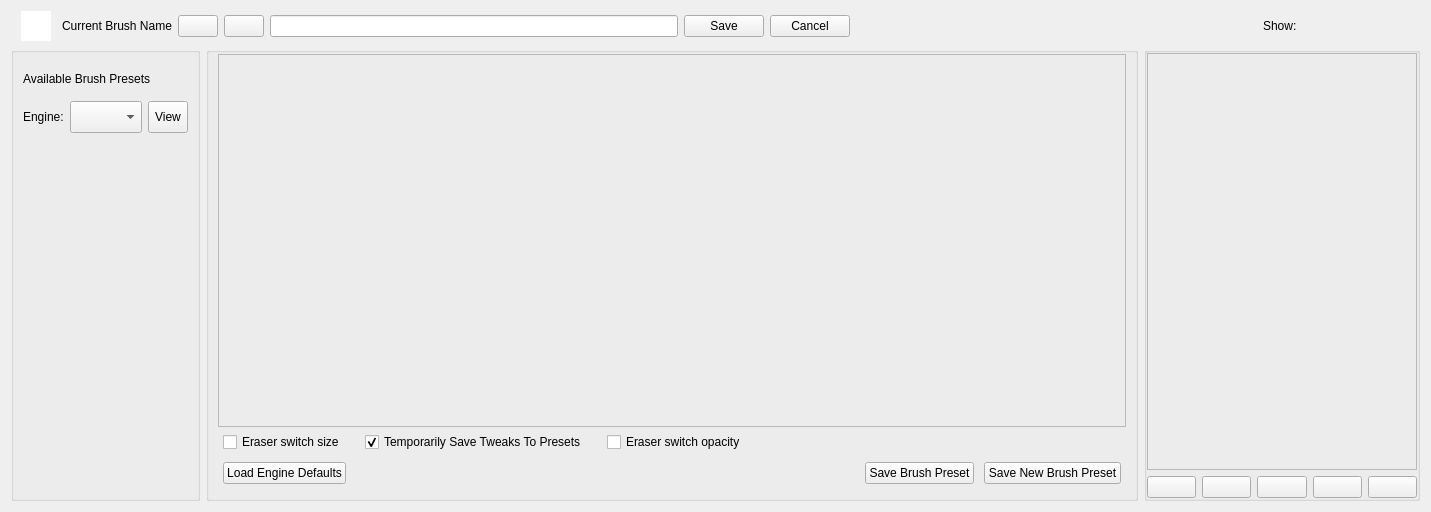
KDE/krita, file libs/ui/forms/wdgpaintopsettings.ui: the form before one commit.
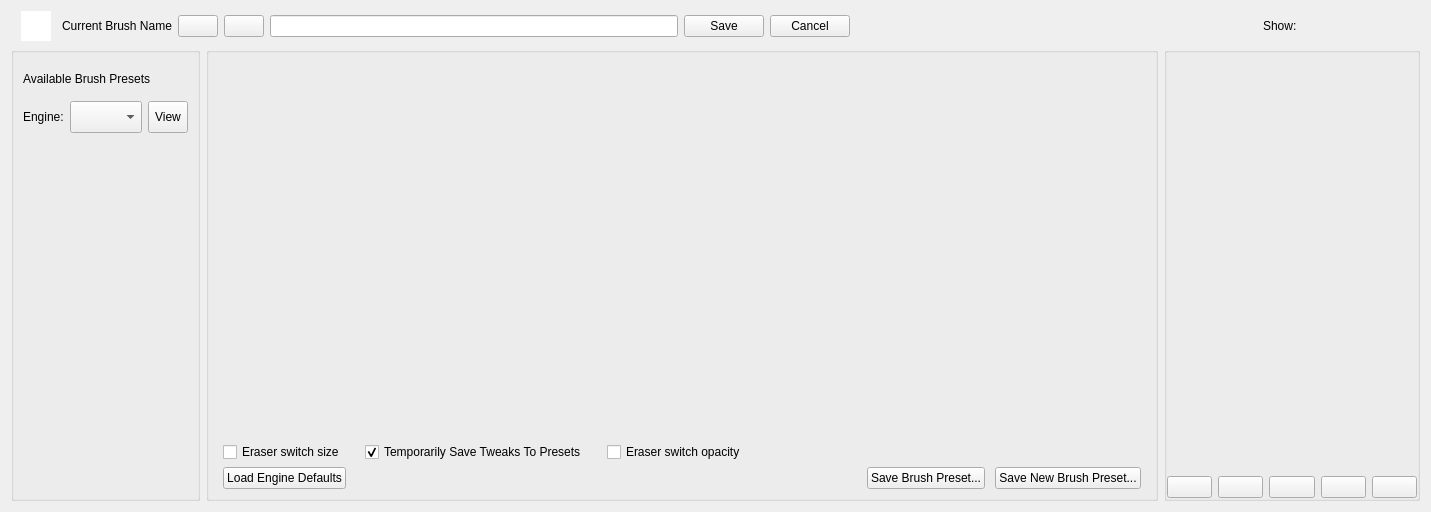
The form after the commit. Custom widgets are drawn as their Qt base class.

Commit message: remove some extra lines in the brush editor and condense the space a bit. Also updated the label by the save as new brush so it is closer to the scratchpad area

The edit to the form file:
```diff
--- a/libs/ui/forms/wdgpaintopsettings.ui
+++ b/libs/ui/forms/wdgpaintopsettings.ui
@@ -16,6 +16,9 @@
   <layout class="QGridLayout" name="gridLayout">
    <item row="1" column="1">
     <widget class="QGroupBox" name="brushEditorSettingsControls">
+     <property name="flat">
+      <bool>false</bool>
+     </property>
      <layout class="QVBoxLayout" name="brushEditorLayout">
       <property name="spacing">
        <number>0</number>
@@ -38,10 +41,13 @@
          </size>
         </property>
         <property name="frameShape">
-         <enum>QFrame::StyledPanel</enum>
+         <enum>QFrame::NoFrame</enum>
         </property>
         <property name="frameShadow">
-         <enum>QFrame::Raised</enum>
+         <enum>QFrame::Plain</enum>
+        </property>
+        <property name="lineWidth">
+         <number>0</number>
         </property>
        </widget>
       </item>
@@ -54,7 +60,7 @@
          <number>5</number>
         </property>
         <property name="topMargin">
-         <number>5</number>
+         <number>0</number>
         </property>
         <property name="rightMargin">
          <number>5</number>
@@ -150,13 +156,13 @@
          <number>5</number>
         </property>
         <property name="topMargin">
-         <number>5</number>
+         <number>0</number>
         </property>
         <property name="rightMargin">
          <number>5</number>
         </property>
         <property name="bottomMargin">
-         <number>5</number>
+         <number>0</number>
         </property>
         <item>
          <widget class="QPushButton" name="bnDefaultPreset">
@@ -187,14 +193,14 @@
         <item>
          <widget class="QPushButton" name="saveBrushPresetButton">
           <property name="text">
-           <string>Save Brush Preset</string>
+           <string>Save Brush Preset...</string>
           </property>
          </widget>
         </item>
         <item>
          <widget class="QPushButton" name="saveNewBrushPresetButton">
           <property name="text">
-           <string>Save New Brush Preset</string>
+           <string>Save New Brush Preset...</string>
           </property>
          </widget>
         </item>
@@ -230,12 +236,30 @@
       <item>
        <widget class="QFrame" name="frame">
         <property name="frameShape">
-         <enum>QFrame::StyledPanel</enum>
+         <enum>QFrame::NoFrame</enum>
         </property>
         <property name="frameShadow">
-         <enum>QFrame::Raised</enum>
+         <enum>QFrame::Plain</enum>
+        </property>
+        <property name="lineWidth">
+         <number>0</number>
         </property>
         <layout class="QVBoxLayout" name="verticalLayout_2">
+         <property name="spacing">
+          <number>0</number>
+         </property>
+         <property name="leftMargin">
+          <number>0</number>
+         </property>
+         <property name="topMargin">
+          <number>0</number>
+         </property>
+         <property name="rightMargin">
+          <number>0</number>
+         </property>
+         <property name="bottomMargin">
+          <number>0</number>
+         </property>
          <item>
           <widget class="KisScratchPad" name="scratchPad" native="true">
            <property name="sizePolicy">
```
The commit also changes 1 other file.
